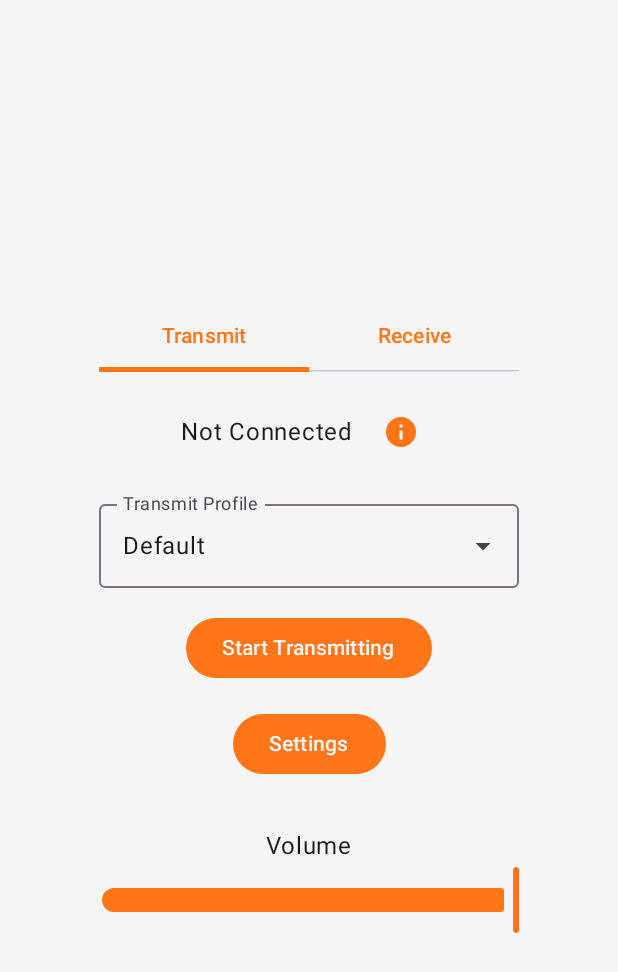
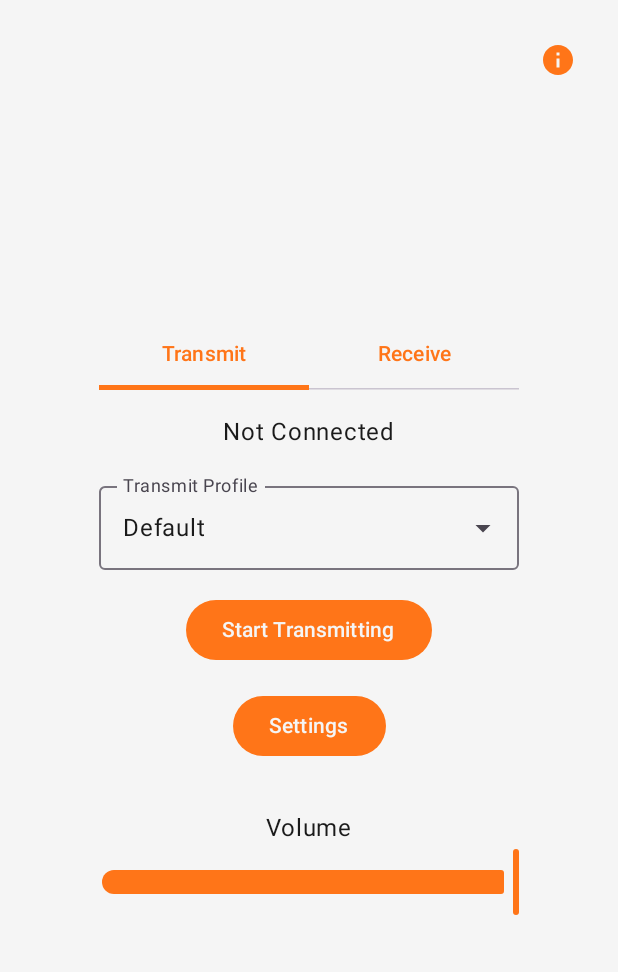
Before and after one commit to stephenmkbrady/AirheadWaves, an Android app built with Jetpack Compose: the screen it shows after launch (MainActivity), on a phone screen of 412 x 824 dp. Shown: the top 972 px of the screen. Run offline under Robolectric (Android 15) with nearby library versions, the phone set to English and light mode, and no system bars.

Commit message:
Update info dialog: move to top-right and add version info
UI Changes:
- Moved info icon to top-right corner of main screen
- Changed dialog title to "App Information" (more descriptive)
- Added version display showing versionName and versionCode
- Reorganized dialog with version first, then network interfaces

The info dialog now shows:
- App version (e.g., "1.1 (2)")
- All active network interfaces with IP addresses
- Helpful tip for configuring transmit profiles

```diff
--- a/app/src/main/java/space/ring0/airheadwaves/MainActivity.kt
+++ b/app/src/main/java/space/ring0/airheadwaves/MainActivity.kt
@@ -268,6 +268,21 @@ fun MainScreen(
     var showNetworkInfo by remember { mutableStateOf(false) }
     val selectedTabIndex = if (streamMode == StreamMode.TRANSMIT) 0 else 1
 
+    Box(modifier = Modifier.fillMaxSize()) {
+        // Info icon button in top right
+        IconButton(
+            onClick = { showNetworkInfo = true },
+            modifier = Modifier
+                .align(Alignment.TopEnd)
+                .padding(16.dp)
+        ) {
+            Icon(
+                Icons.Default.Info,
+                contentDescription = "Network Info",
+                tint = MaterialTheme.colorScheme.primary
+            )
+        }
+
         Column(
             modifier = Modifier.fillMaxSize(),
             verticalArrangement = Arrangement.Center,
@@ -293,24 +308,7 @@ fun MainScreen(
         }
 
         Spacer(modifier = Modifier.height(16.dp))
-
-        // Status and Network Info button
-        Row(
-            verticalAlignment = Alignment.CenterVertically,
-            horizontalArrangement = Arrangement.Center,
-            modifier = Modifier.fillMaxWidth()
-        ) {
         Text(text = stats, color = MaterialTheme.colorScheme.onBackground)
-            Spacer(modifier = Modifier.width(8.dp))
-            IconButton(onClick = { showNetworkInfo = true }) {
-                Icon(
-                    Icons.Default.Info,
-                    contentDescription = "Network Info",
-                    tint = MaterialTheme.colorScheme.primary
-                )
-            }
-        }
-
         Spacer(modifier = Modifier.height(16.dp))
 
         // Profile selector based on mode
@@ -417,16 +415,39 @@ fun MainScreen(
             modifier = Modifier.width(280.dp)
         )
         }
+    }
 
     // Network Info Dialog
     if (showNetworkInfo) {
         val networkInterfaces = remember { getNetworkInterfaces() }
+        val context = LocalContext.current
+        val versionName = context.packageManager.getPackageInfo(context.packageName, 0).versionName
+        val versionCode = if (android.os.Build.VERSION.SDK_INT >= android.os.Build.VERSION_CODES.P) {
+            context.packageManager.getPackageInfo(context.packageName, 0).longVersionCode.toString()
+        } else {
+            @Suppress("DEPRECATION")
+            context.packageManager.getPackageInfo(context.packageName, 0).versionCode.toString()
+        }
+
         AlertDialog(
             onDismissRequest = { showNetworkInfo = false },
-            title = { Text("Device Network Information") },
+            title = { Text("App Information") },
             text = {
                 Column {
+                    // Version info
+                    Text("Version:", style = MaterialTheme.typography.titleSmall)
+                    Text(
+                        text = "$versionName ($versionCode)",
+                        style = MaterialTheme.typography.bodyMedium,
+                        modifier = Modifier.padding(vertical = 4.dp)
+                    )
+
+                    Spacer(modifier = Modifier.height(16.dp))
+
+                    // Network info
                     if (networkInterfaces.isEmpty()) {
+                        Text("Active IP Addresses:", style = MaterialTheme.typography.titleSmall)
+                        Spacer(modifier = Modifier.height(4.dp))
                         Text("No active network interfaces found")
                     } else {
                         Text("Active IP Addresses:", style = MaterialTheme.typography.titleSmall)
```
Lines whose indentation alone changed are shown as unchanged.
